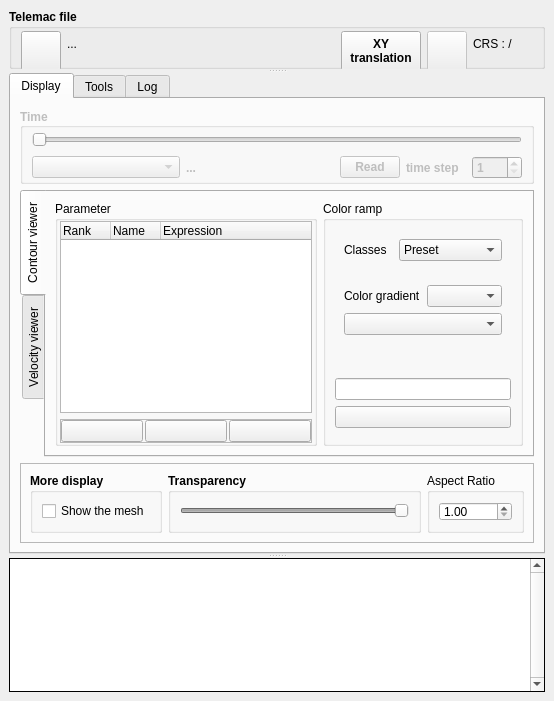
Old version of the form ui/properties.ui in the repository Artelia/PostTelemac.
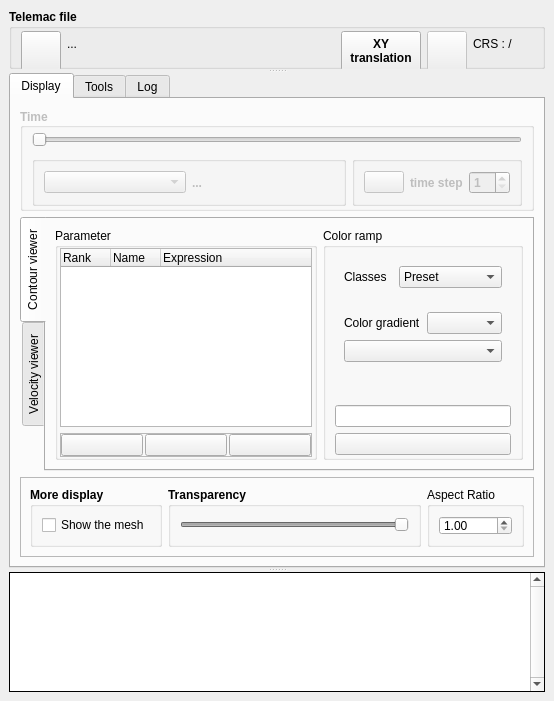
New version of the form. Icons and pictures are not drawn.

The edit to the form file:
```diff
--- a/ui/properties.ui
+++ b/ui/properties.ui
@@ -19,7 +19,7 @@
   <property name="minimumSize">
    <size>
     <width>554</width>
-    <height>641</height>
+    <height>685</height>
    </size>
   </property>
   <property name="floating">
@@ -313,7 +313,7 @@
            <property name="flat">
             <bool>false</bool>
            </property>
-           <layout class="QGridLayout" name="gridLayout_10">
+           <layout class="QGridLayout" name="gridLayout_10" columnstretch="5,1,0,0">
             <property name="sizeConstraint">
              <enum>QLayout::SetDefaultConstraint</enum>
             </property>
@@ -323,20 +323,13 @@
             <property name="bottomMargin">
              <number>2</number>
             </property>
-            <item row="1" column="3">
-             <widget class="QLabel" name="label_40">
-              <property name="maximumSize">
-               <size>
-                <width>60</width>
-                <height>16777215</height>
-               </size>
+            <item row="2" column="0">
+             <widget class="QGroupBox" name="groupBox_8">
+              <property name="title">
+               <string/>
               </property>
-              <property name="text">
-               <string>time step</string>
-              </property>
-             </widget>
-            </item>
-            <item row="1" column="0">
+              <layout class="QHBoxLayout" name="horizontalLayout_14">
+               <item>
              <widget class="QComboBox" name="comboBox_time">
               <property name="enabled">
                <bool>false</bool>
@@ -355,7 +348,7 @@
               </property>
              </widget>
             </item>
-            <item row="1" column="1">
+               <item>
              <widget class="QLabel" name="label_time">
               <property name="sizePolicy">
                <sizepolicy hsizetype="Preferred" vsizetype="Preferred">
@@ -374,7 +367,19 @@
               </property>
              </widget>
             </item>
-            <item row="1" column="2">
+              </layout>
+              <zorder>comboBox_time</zorder>
+              <zorder>comboBox_time</zorder>
+              <zorder>label_time</zorder>
+             </widget>
+            </item>
+            <item row="2" column="1">
+             <widget class="QGroupBox" name="groupBox_9">
+              <property name="title">
+               <string/>
+              </property>
+              <layout class="QHBoxLayout" name="horizontalLayout_15">
+               <item>
              <widget class="QPushButton" name="pushButton_Read">
               <property name="maximumSize">
                <size>
@@ -383,11 +388,28 @@
                </size>
               </property>
               <property name="text">
-               <string>Read</string>
-              </property>
-             </widget>
-            </item>
-            <item row="1" column="4">
+                  <string/>
+                 </property>
+                 <property name="icon">
+                  <iconset>
+                   <normaloff>:/plugins/PostTelemac/icons/play/play.png</normaloff>:/plugins/PostTelemac/icons/play/play.png</iconset>
+                 </property>
+                </widget>
+               </item>
+               <item>
+                <widget class="QLabel" name="label_40">
+                 <property name="maximumSize">
+                  <size>
+                   <width>60</width>
+                   <height>16777215</height>
+                  </size>
+                 </property>
+                 <property name="text">
+                  <string>time step</string>
+                 </property>
+                </widget>
+               </item>
+               <item>
              <widget class="QSpinBox" name="spinBox_readtimestep">
               <property name="maximumSize">
                <size>
@@ -400,7 +422,10 @@
               </property>
              </widget>
             </item>
-            <item row="0" column="0" colspan="5">
+              </layout>
+             </widget>
+            </item>
+            <item row="0" column="0" colspan="2">
              <widget class="QSlider" name="horizontalSlider_time">
               <property name="enabled">
                <bool>false</bool>
```
Left out of the diff: 1 changed line with no effect on the pictures. Lines whose indentation alone changed are shown as unchanged.
